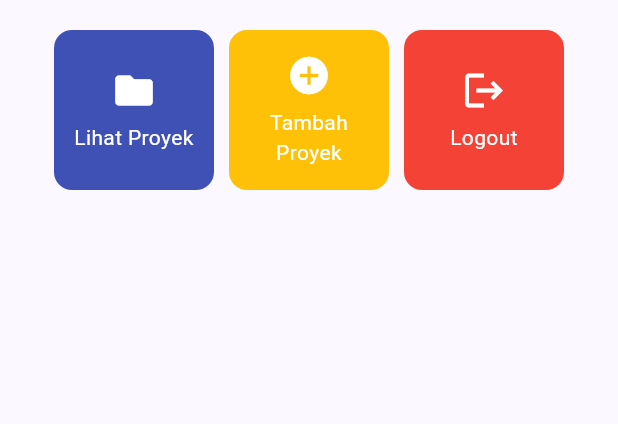
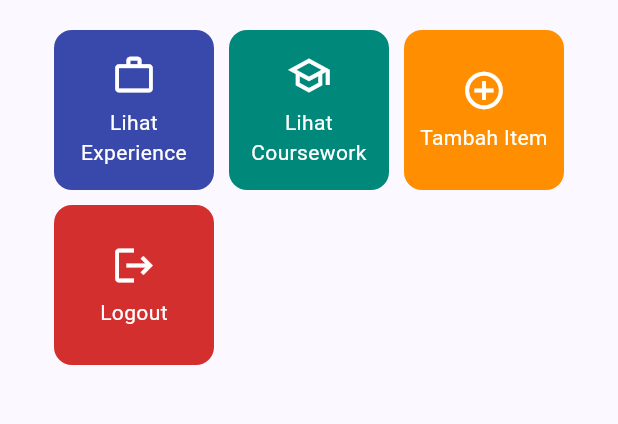
Before and after one commit to balqis-raihana/myportofolio_mobile, a Flutter app: the screen it shows after launch, on a phone screen of 412 x 824 dp, the part 357-781 px from its top. Run offline on Flutter 3.47's test engine with Material 3 defaults, Android fonts, the phone set to English and light mode, and no system bars.

Commit message:
feat(menu): define portfolio action buttons with distinct colors

```diff
--- a/lib/menu.dart
+++ b/lib/menu.dart
@@ -8,9 +8,10 @@ class MyHomePage extends StatelessWidget {
   final String kelas = "PBP A";
 
   final List<ItemHomepage> items = [
-    ItemHomepage("Lihat Proyek", Icons.folder, Colors.indigo),
-    ItemHomepage("Tambah Proyek", Icons.add_circle, Colors.amber),
-    ItemHomepage("Logout", Icons.logout, Colors.red),
+    ItemHomepage("Lihat Experience", Icons.work_outline, Colors.indigo.shade600),
+    ItemHomepage("Lihat Coursework", Icons.school_outlined, Colors.teal.shade600),
+    ItemHomepage("Tambah Item", Icons.add_circle_outline, Colors.amber.shade800),
+    ItemHomepage("Logout", Icons.logout, Colors.red.shade700),
   ];
 
   @override
```
